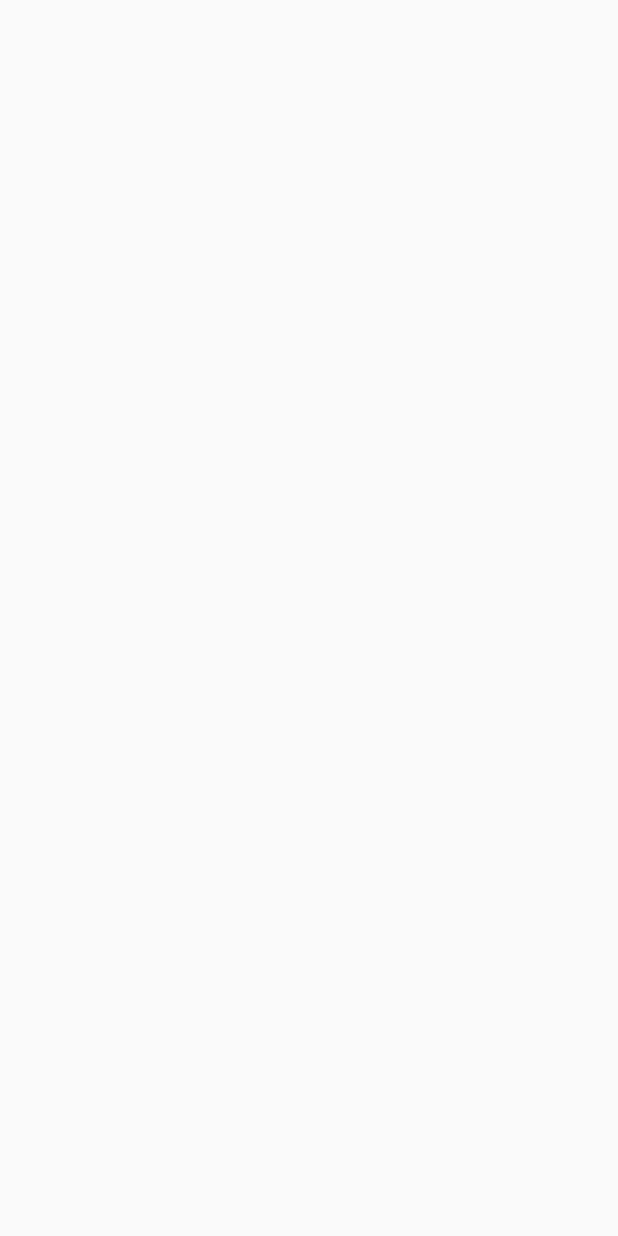
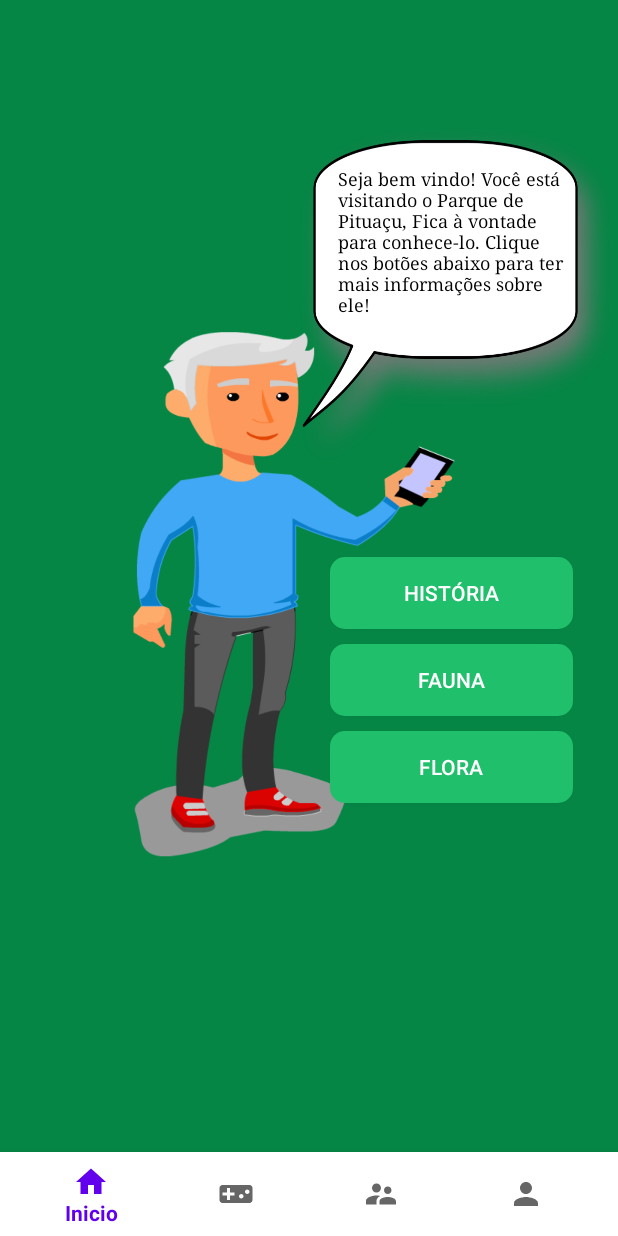
Before and after one commit to Konhaque/Vivendo-o-Parque, an Android app: the Funcionalidades screen opened directly, with no data from a screen before it, on a phone screen of 412 x 824 dp. Before the commit the screen is empty. Run offline under Robolectric (Android 15) with nearby library versions, the phone set to English and light mode, and no system bars.

Commit message:
Atualização 15/09

```diff
--- a/app/build.gradle
+++ b/app/build.gradle
@@ -34,5 +34,6 @@ dependencies {
     implementation 'com.google.android.gms:play-services-auth:18.1.0'
     implementation 'com.github.bumptech.glide:glide:3.7.0'
     implementation 'pl.droidsonroids.gif:android-gif-drawable:1.2.19'
+    implementation 'com.google.android.material:material:1.2.1'
 
 }
--- a/app/src/main/java/com/projetobeta/vidanoparque/Funcionalidades.java
+++ b/app/src/main/java/com/projetobeta/vidanoparque/Funcionalidades.java
@@ -1,17 +1,56 @@
 package com.projetobeta.vidanoparque;
 
+import androidx.annotation.NonNull;
 import androidx.appcompat.app.AppCompatActivity;
+import androidx.fragment.app.Fragment;
 
 import android.os.Bundle;
+import android.view.MenuItem;
 
+import com.google.android.material.bottomnavigation.BottomNavigationView;
+import com.projetobeta.vidanoparque.funcionalidades.Inicio;
+import com.projetobeta.vidanoparque.funcionalidades.Quiz;
 import com.projetobeta.vidanoparque.generalfunctions.Fullscreen;
 
 public class Funcionalidades extends AppCompatActivity {
+
+    private BottomNavigationView menu;
+    private BottomNavigationView.OnNavigationItemSelectedListener itemSelectedListener = new BottomNavigationView.OnNavigationItemSelectedListener() {
+        @Override
+        public boolean onNavigationItemSelected(@NonNull MenuItem item) {
+            switch (item.getItemId()){
+                case R.id.inicio:
+                    abretela(new Inicio());
+                    return true;
+                case R.id.quiz:
+                    abretela(new Quiz());
+                    return true;
+                case R.id.rede_social:
+                    return true;
+                case R.id.perfil:
+                    return true;
+            }
+            return false;
+        }
+    };
 
     @Override
     protected void onCreate(Bundle savedInstanceState) {
         super.onCreate(savedInstanceState);
         new Fullscreen(this);
         setContentView(R.layout.activity_funcionalidades);
+        iniciaObjetos();
+    }
+
+    private void abretela(Fragment fragment){
+        getSupportFragmentManager().beginTransaction().setCustomAnimations(
+                android.R.anim.fade_in,android.R.anim.fade_out)
+                .replace(R.id.set_Tela,fragment).commit();
+    }
+
+    private void iniciaObjetos(){
+        menu = (BottomNavigationView) findViewById(R.id.nav_view);
+        menu.setOnNavigationItemSelectedListener(itemSelectedListener);
+        menu.setSelectedItemId(R.id.inicio);
     }
 }
--- /dev/null
+++ b/app/src/main/java/com/projetobeta/vidanoparque/funcionalidades/Inicio.java
@@ -0,0 +1,39 @@
+package com.projetobeta.vidanoparque.funcionalidades;
+
+import android.os.Bundle;
+import android.view.LayoutInflater;
+import android.view.View;
+import android.view.ViewGroup;
+import android.widget.Button;
+
+import androidx.annotation.NonNull;
+import androidx.annotation.Nullable;
+import androidx.fragment.app.Fragment;
+
+import com.projetobeta.vidanoparque.R;
+
+public class Inicio extends Fragment {
+
+    private Button historia;
+    private Button fauna;
+    private Button flora;
+
+    @Nullable
+    @Override
+    public View onCreateView(@NonNull LayoutInflater inflater, @Nullable ViewGroup container, @Nullable Bundle savedInstanceState) {
+        ViewGroup viewGroup = (ViewGroup) inflater.inflate(R.layout.inicio,container,false);
+        return viewGroup;
+    }
+
+    @Override
+    public void onStart() {
+        iniciarObjetos();
+        super.onStart();
+    }
+
+    private void iniciarObjetos(){
+        historia = (Button) getActivity().findViewById(R.id.historia);
+        fauna = (Button) getActivity().findViewById(R.id.fauna);
+        flora = (Button) getActivity().findViewById(R.id.flora);
+    }
+}
--- /dev/null
+++ b/app/src/main/java/com/projetobeta/vidanoparque/funcionalidades/Quiz.java
@@ -0,0 +1,26 @@
+package com.projetobeta.vidanoparque.funcionalidades;
+
+import android.os.Bundle;
+import android.view.LayoutInflater;
+import android.view.View;
+import android.view.ViewGroup;
+
+import androidx.annotation.NonNull;
+import androidx.annotation.Nullable;
+import androidx.fragment.app.Fragment;
+
+import com.projetobeta.vidanoparque.R;
+
+public class Quiz extends Fragment {
+    @Nullable
+    @Override
+    public View onCreateView(@NonNull LayoutInflater inflater, @Nullable ViewGroup container, @Nullable Bundle savedInstanceState) {
+        ViewGroup viewGroup = (ViewGroup) inflater.inflate(R.layout.quiz,container,false);
+        return viewGroup;
+    }
+
+    @Override
+    public void onStart() {
+        super.onStart();
+    }
+}
--- a/app/src/main/java/com/projetobeta/vidanoparque/generalfunctions/Fullscreen.java
+++ b/app/src/main/java/com/projetobeta/vidanoparque/generalfunctions/Fullscreen.java
@@ -5,6 +5,10 @@ import android.util.DisplayMetrics;
 import android.view.View;
 import android.view.Window;
 import android.view.WindowManager;
+
+import androidx.fragment.app.Fragment;
+
+import com.projetobeta.vidanoparque.R;
 
 public class Fullscreen {
     public Fullscreen(Activity activity){
--- /dev/null
+++ b/app/src/main/res/drawable/ic_baseline_home_24.xml
@@ -0,0 +1,10 @@
+<vector xmlns:android="http://schemas.android.com/apk/res/android"
+    android:width="24dp"
+    android:height="24dp"
+    android:viewportWidth="24"
+    android:viewportHeight="24"
+    android:tint="?attr/colorControlNormal">
+  <path
+      android:fillColor="@android:color/white"
+      android:pathData="M10,20v-6h4v6h5v-8h3L12,3 2,12h3v8z"/>
+</vector>
--- /dev/null
+++ b/app/src/main/res/drawable/ic_baseline_person_24.xml
@@ -0,0 +1,10 @@
+<vector xmlns:android="http://schemas.android.com/apk/res/android"
+    android:width="24dp"
+    android:height="24dp"
+    android:viewportWidth="24"
+    android:viewportHeight="24"
+    android:tint="?attr/colorControlNormal">
+  <path
+      android:fillColor="@android:color/white"
+      android:pathData="M12,12c2.21,0 4,-1.79 4,-4s-1.79,-4 -4,-4 -4,1.79 -4,4 1.79,4 4,4zM12,14c-2.67,0 -8,1.34 -8,4v2h16v-2c0,-2.66 -5.33,-4 -8,-4z"/>
+</vector>
--- /dev/null
+++ b/app/src/main/res/drawable/ic_baseline_supervisor_account_24.xml
@@ -0,0 +1,10 @@
+<vector xmlns:android="http://schemas.android.com/apk/res/android"
+    android:width="24dp"
+    android:height="24dp"
+    android:viewportWidth="24"
+    android:viewportHeight="24"
+    android:tint="?attr/colorControlNormal">
+  <path
+      android:fillColor="@android:color/white"
+      android:pathData="M16.5,12c1.38,0 2.49,-1.12 2.49,-2.5S17.88,7 16.5,7C15.12,7 14,8.12 14,9.5s1.12,2.5 2.5,2.5zM9,11c1.66,0 2.99,-1.34 2.99,-3S10.66,5 9,5C7.34,5 6,6.34 6,8s1.34,3 3,3zM16.5,14c-1.83,0 -5.5,0.92 -5.5,2.75L11,19h11v-2.25c0,-1.83 -3.67,-2.75 -5.5,-2.75zM9,13c-2.33,0 -7,1.17 -7,3.5L2,19h7v-2.25c0,-0.85 0.33,-2.34 2.37,-3.47C10.5,13.1 9.66,13 9,13z"/>
+</vector>
--- /dev/null
+++ b/app/src/main/res/drawable/ic_baseline_videogame_asset_24.xml
@@ -0,0 +1,10 @@
+<vector xmlns:android="http://schemas.android.com/apk/res/android"
+    android:width="24dp"
+    android:height="24dp"
+    android:viewportWidth="24"
+    android:viewportHeight="24"
+    android:tint="?attr/colorControlNormal">
+  <path
+      android:fillColor="@android:color/white"
+      android:pathData="M21,6L3,6c-1.1,0 -2,0.9 -2,2v8c0,1.1 0.9,2 2,2h18c1.1,0 2,-0.9 2,-2L23,8c0,-1.1 -0.9,-2 -2,-2zM11,13L8,13v3L6,16v-3L3,13v-2h3L6,8h2v3h3v2zM15.5,15c-0.83,0 -1.5,-0.67 -1.5,-1.5s0.67,-1.5 1.5,-1.5 1.5,0.67 1.5,1.5 -0.67,1.5 -1.5,1.5zM19.5,12c-0.83,0 -1.5,-0.67 -1.5,-1.5S18.67,9 19.5,9s1.5,0.67 1.5,1.5 -0.67,1.5 -1.5,1.5z"/>
+</vector>
--- a/app/src/main/res/layout/activity_funcionalidades.xml
+++ b/app/src/main/res/layout/activity_funcionalidades.xml
@@ -1,9 +1,25 @@
 <?xml version="1.0" encoding="utf-8"?>
-<androidx.constraintlayout.widget.ConstraintLayout xmlns:android="http://schemas.android.com/apk/res/android"
+<RelativeLayout xmlns:android="http://schemas.android.com/apk/res/android"
     xmlns:app="http://schemas.android.com/apk/res-auto"
     xmlns:tools="http://schemas.android.com/tools"
     android:layout_width="match_parent"
     android:layout_height="match_parent"
     tools:context=".Funcionalidades">
 
-</androidx.constraintlayout.widget.ConstraintLayout>
+    <LinearLayout
+        android:layout_width="match_parent"
+        android:layout_height="match_parent"
+        android:id="@+id/set_Tela"
+        android:orientation="vertical"
+        android:layout_marginBottom="55dp"
+        />
+
+    <com.google.android.material.bottomnavigation.BottomNavigationView
+        android:id="@+id/nav_view"
+        android:layout_width="match_parent"
+        android:layout_height="wrap_content"
+        android:background="#fff"
+        android:layout_alignParentBottom="true"
+        app:menu="@menu/menu"/>
+
+</RelativeLayout>
--- /dev/null
+++ b/app/src/main/res/layout/inicio.xml
@@ -0,0 +1,74 @@
+<?xml version="1.0" encoding="utf-8"?>
+<LinearLayout
+    xmlns:android="http://schemas.android.com/apk/res/android"
+    android:layout_width="match_parent"
+    android:layout_height="match_parent"
+    android:orientation="vertical"
+    android:background="@drawable/fundo"
+    >
+
+    <ScrollView
+        android:layout_width="match_parent"
+        android:layout_height="match_parent">
+        <LinearLayout
+            android:layout_width="match_parent"
+            android:layout_height="wrap_content"
+            android:orientation="vertical"
+            android:layout_gravity="center">
+            <FrameLayout
+                android:layout_width="wrap_content"
+                android:layout_height="240dp"
+                android:background="@drawable/balao_fala"
+                android:layout_marginLeft="190dp">
+                <TextView
+                    android:layout_width="match_parent"
+                    android:layout_height="wrap_content"
+                    android:text="Seja bem vindo! Você está visitando o Parque de Pituaçu, Fica à vontade para conhece-lo. Clique nos botões abaixo para ter mais informações sobre ele!"
+                    android:layout_marginTop="30dp"
+                    android:fontFamily="serif"
+                    android:textSize="12dp"
+                    android:textColor="#000"
+                    android:layout_marginLeft="35dp"
+                    android:layout_marginRight="35dp"/>
+            </FrameLayout>
+            <ImageView
+                android:layout_width="wrap_content"
+                android:layout_height="350dp"
+                android:layout_marginTop="-100dp"
+                android:layout_marginRight="20dp"
+                android:src="@drawable/app_propraganda"
+                />
+            <Button
+            android:id="@+id/historia"
+            android:layout_width="match_parent"
+            android:layout_height="wrap_content"
+            android:background="@drawable/btn_style"
+            android:layout_marginTop="-200dp"
+            android:layout_marginLeft="220dp"
+            android:layout_marginRight="30dp"
+            android:text="História"
+            android:textColor="#fff"/>
+            <Button
+                android:id="@+id/fauna"
+                android:layout_width="match_parent"
+                android:layout_height="wrap_content"
+                android:background="@drawable/btn_style"
+                android:layout_marginTop="10dp"
+                android:layout_marginLeft="220dp"
+                android:layout_marginRight="30dp"
+                android:text="Fauna"
+                android:textColor="#fff"/>
+            <Button
+                android:id="@+id/flora"
+                android:layout_width="match_parent"
+                android:layout_height="wrap_content"
+                android:background="@drawable/btn_style"
+                android:layout_marginTop="10dp"
+                android:layout_marginLeft="220dp"
+                android:layout_marginRight="30dp"
+                android:text="Flora"
+                android:textColor="#fff"/>
+        </LinearLayout>
+    </ScrollView>
+
+</LinearLayout>
--- /dev/null
+++ b/app/src/main/res/layout/quiz.xml
@@ -0,0 +1,23 @@
+<?xml version="1.0" encoding="utf-8"?>
+<LinearLayout
+    xmlns:android="http://schemas.android.com/apk/res/android"
+    android:layout_width="match_parent"
+    android:layout_height="match_parent"
+    android:orientation="vertical"
+    android:background="@drawable/bg_quiz"
+    android:gravity="center">
+
+    <Button
+        android:id="@+id/jogar_quiz"
+        android:layout_width="match_parent"
+        android:layout_height="wrap_content"
+        android:background="@drawable/btn_style"
+        android:text="Jogar"
+        android:textColor="#fff"
+        android:textSize="20dp"
+        android:layout_marginLeft="50dp"
+        android:layout_marginRight="50dp"
+        />
+
+
+</LinearLayout>
--- /dev/null
+++ b/app/src/main/res/menu/menu.xml
@@ -0,0 +1,20 @@
+<?xml version="1.0" encoding="utf-8"?>
+<menu xmlns:android="http://schemas.android.com/apk/res/android">
+    <item
+        android:id="@+id/inicio"
+        android:title="Inicio"
+        android:icon="@drawable/ic_baseline_home_24"/>
+    <item
+        android:id="@+id/quiz"
+        android:title="Quiz"
+        android:icon="@drawable/ic_baseline_videogame_asset_24"/>
+    <item
+        android:id="@+id/rede_social"
+        android:title="Rede Social"
+        android:icon="@drawable/ic_baseline_supervisor_account_24"/>
+    <item
+        android:id="@+id/perfil"
+        android:title="Perfil"
+        android:icon="@drawable/ic_baseline_person_24"/>
+
+</menu>
```
